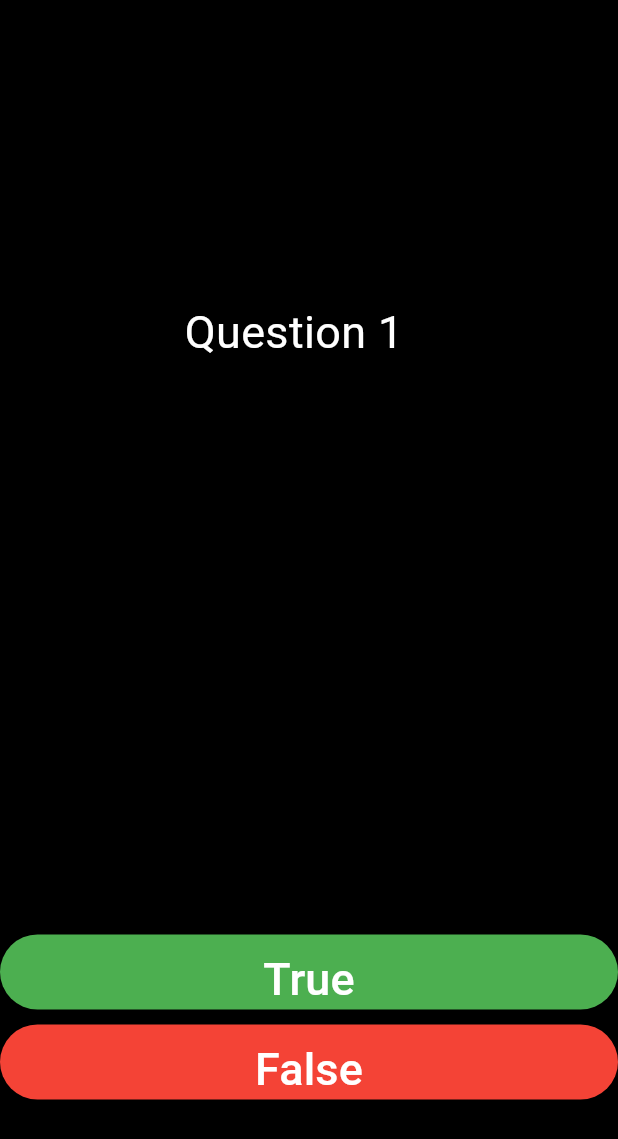
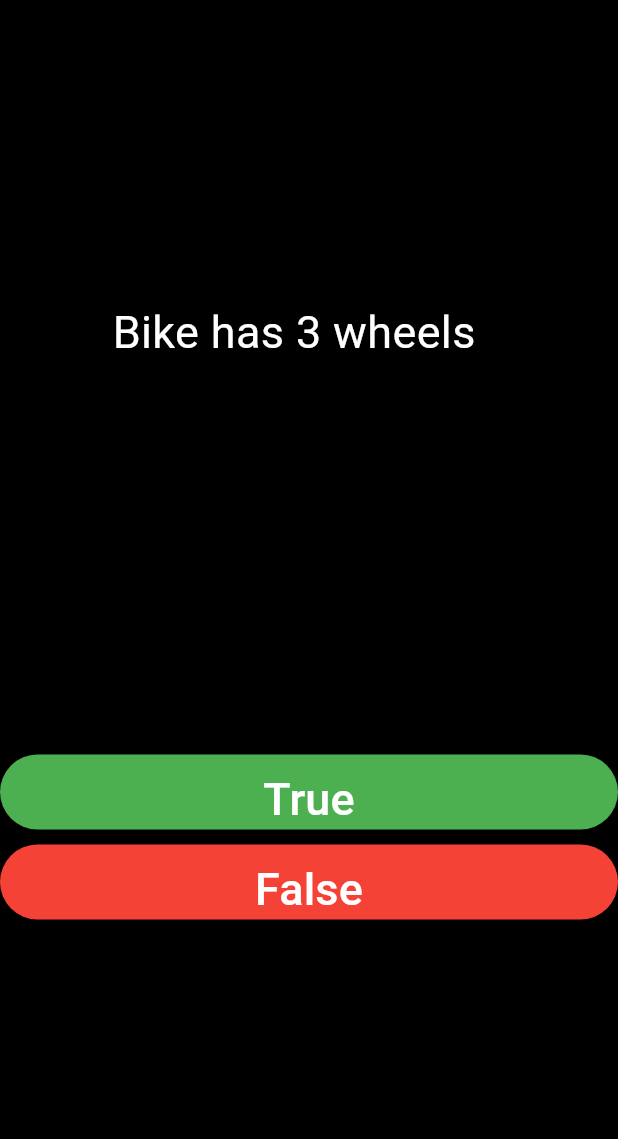
Before and after one commit to ankith5980/quizapp, a Flutter app: the screen it shows after launch, after a tap on "True", on a phone screen of 412 x 824 dp. Shown: the top 1139 px of the screen. Run offline on Flutter 3.47's test engine with Material 3 defaults, Android fonts, the phone set to English and light mode, and no system bars; network calls fail; key blocks and very long unbroken strings in the code were emptied for the run.

Commit message:
Changed to new

```diff
--- /dev/null
+++ b/lib/questionlist.dart
@@ -0,0 +1,5 @@
+class Quiz {
+  String? qus;
+  bool? ans;
+  Quiz({this.qus, this.ans});
+ }
--- a/lib/questions.dart
+++ b/lib/questions.dart
@@ -1,4 +1,7 @@
+
+
 import 'package:flutter/material.dart';
+import 'package:quizapp/questionlist.dart';
 
 class Questions extends StatefulWidget {
   const Questions({super.key});
@@ -19,33 +22,33 @@ class _QuestionsState extends State<Questions> {
               Padding(
                 padding: EdgeInsetsDirectional.fromSTEB(0, 200, 20, 0),
                 child: Text(
-                  'Question 1',
+                  _question[ind].qus,
                   style: TextStyle(color: Colors.white, fontSize: 30),
                 ),
               ),
               SizedBox(
-                height: 380,
+                height: 260,
               ),
               TextButton(
-                onPressed: () {},
+                onPressed: () {nextqus();},
                 child: Text(
                   'True',
                   style: TextStyle(color: Colors.white, fontSize: 30),
                 ),
-                style: TextButton.styleFrom(
-                  backgroundColor: Colors.green, fixedSize: Size(600,50)
-                ),
+                style: ElevatedButton.styleFrom(
+                    backgroundColor: Colors.green, fixedSize: Size(600, 50)),
               ),
               SizedBox(
                 height: 10,
               ),
               TextButton(
-                  onPressed: () {},
-                  child: Text('False', style: TextStyle(color: Colors.white, fontSize: 30),
-                  ),
-                style: TextButton.styleFrom(
-                  backgroundColor: Colors.red, fixedSize: Size(600, 50)
+                onPressed: () {nextqus();},
+                child: Text(
+                  'False',
+                  style: TextStyle(color: Colors.white, fontSize: 30),
                 ),
+                style: ElevatedButton.styleFrom(
+                    backgroundColor: Colors.red, fixedSize: Size(600, 50)),
               ),
             ],
           ),
@@ -53,4 +56,34 @@ class _QuestionsState extends State<Questions> {
       ),
     );
   }
+
+  List _question = [
+    Quiz(qus: "A car has four wheels", ans: true),
+    Quiz(qus: "Bike has 3 wheels", ans: false),
+    Quiz(qus: "The Moon revolves around the Earth", ans: true),
+    Quiz(qus: "The sky is blue in color", ans: true),
+    Quiz(qus: "Human blood is green in color", ans: false),
+    Quiz(qus: "India is an Asian country", ans: true),
+    Quiz(qus: "Kerala is a state of America", ans: true),
+    Quiz(qus: "125  is less than 30", ans: false),
+    Quiz(qus: "Messi is a cricket player", ans: false),
+    Quiz(qus: "A dog has 4 legs", ans: true)
+  ];
+
+  int count=0;
+  int ind = 0;
+
+  void nextqus(){
+
+    setState(() {
+
+      if(ind<_question.length-1){
+        ind++;
+        print(ind);
+      }
+
+    });
+
+  }
+
 }
--- a/lib/splashscreen.dart
+++ b/lib/splashscreen.dart
@@ -23,6 +23,7 @@ class _SplashState extends State<Splash> {
           ));
     });
   }
+
   @override
   Widget build(BuildContext context) {
     return Scaffold(
```
Also changed, not shown: 1 other file.
